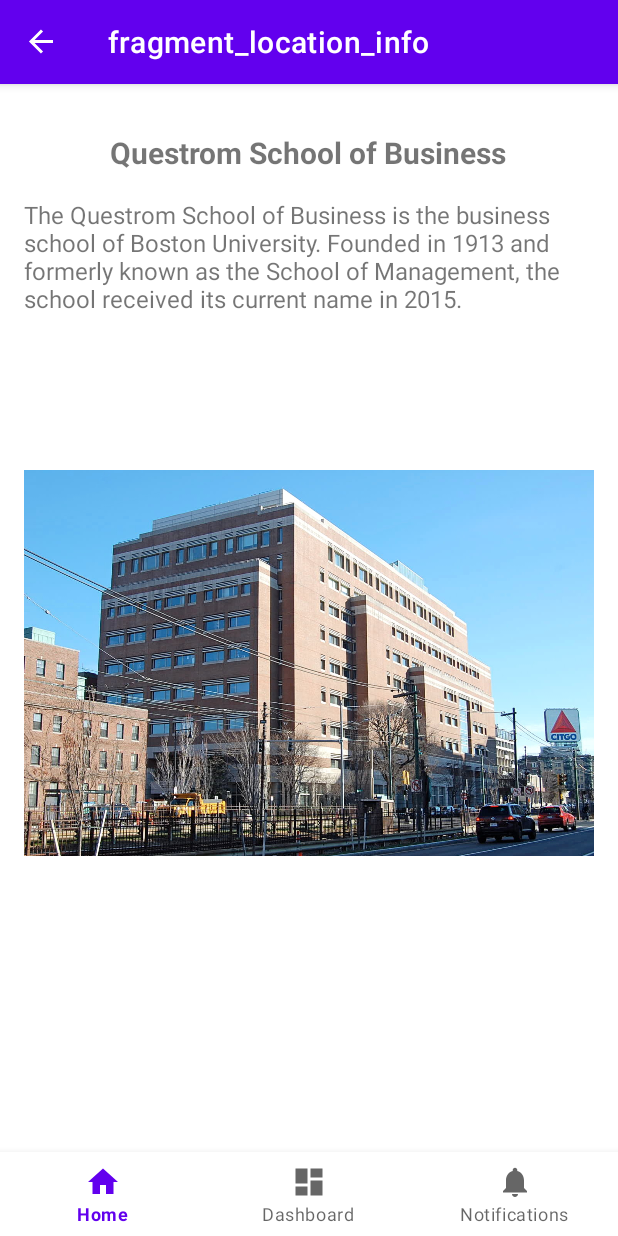
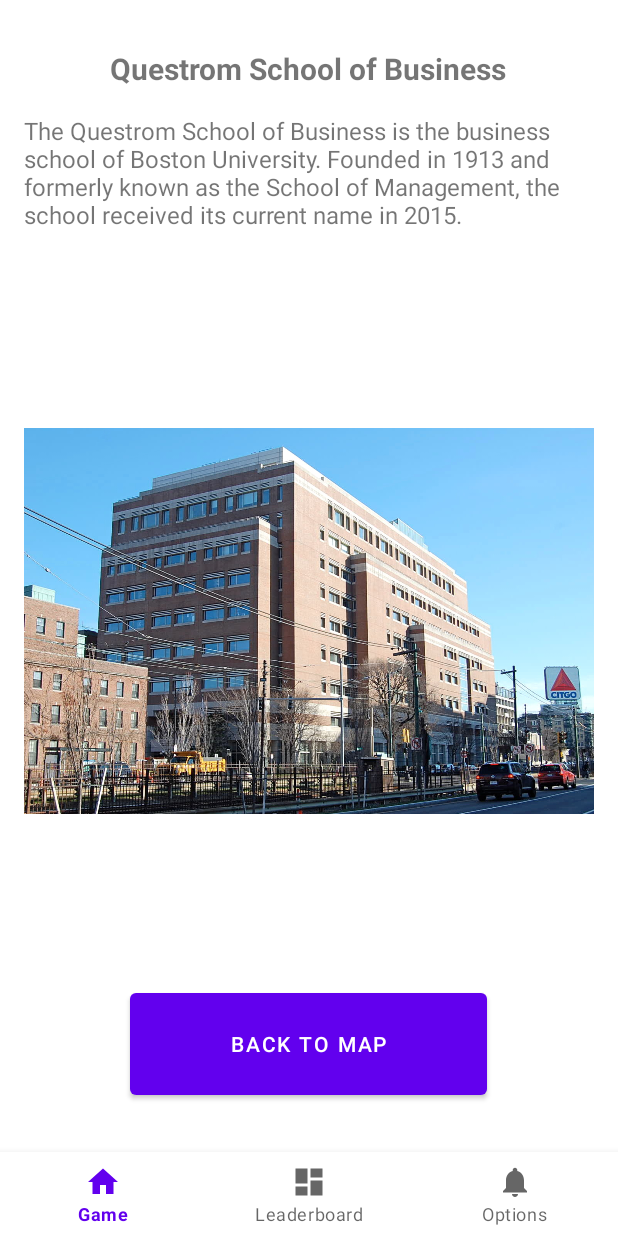
Before and after one commit to proconlon/BostonWhereAreU, an Android app: the LocationInfo screen opened through its navigation route, on a phone screen of 412 x 824 dp. Run offline under Robolectric (Android 15) with nearby library versions, the phone set to English and light mode, and no system bars; our stand-ins replace navigation-ui.

Commit message:
fixed more info page and added game reset

```diff
--- a/app/src/main/java/com/example/bostonwhereareu/LocationInfo.java
+++ b/app/src/main/java/com/example/bostonwhereareu/LocationInfo.java
@@ -4,14 +4,16 @@ import android.os.Bundle;
 import android.view.LayoutInflater;
 import android.view.View;
 import android.view.ViewGroup;
+import android.widget.Button;
+
+import androidx.fragment.app.DialogFragment;
 
 import androidx.fragment.app.Fragment;
 
-    public class LocationInfo extends Fragment {
+    public class LocationInfo extends DialogFragment {
 
         // the fragment goes to one of the xml files for a location.
         // the xml files are in app/src/main/res/layout called location_XXXX.xml
-
 
         @Override
         public View onCreateView(LayoutInflater inflater, ViewGroup container, Bundle savedInstanceState) {
@@ -24,7 +26,17 @@ import androidx.fragment.app.Fragment;
             // based on the name of the current location, go to the corresponding xml file with a case statement
             int layoutResId = getLayoutResId(currentLocation);
 
-            return inflater.inflate(layoutResId, container, false);
+            View view = inflater.inflate(layoutResId, container, false);
+
+            Button leaveButton = view.findViewById(R.id.btn_leave);
+            leaveButton.setOnClickListener(new View.OnClickListener() {
+                @Override
+                public void onClick(View v) {
+                    dismiss(); // Dismiss the dialog
+                }
+            });
+
+            return view;
         }
 
         private int getLayoutResId(String locationName) {
--- a/app/src/main/java/com/example/bostonwhereareu/MapViewerFragment.java
+++ b/app/src/main/java/com/example/bostonwhereareu/MapViewerFragment.java
@@ -251,8 +251,8 @@ public class MapViewerFragment extends Fragment {
 
     private void showMoreInfo() {
         // Navigate to LocationInfoFragment
-        NavHostFragment.findNavController(this)
-                .navigate(R.id.action_mapViewerFragment_to_locationInfoFragment);
+        LocationInfo locationInfoFragment = new LocationInfo();
+        locationInfoFragment.show(getParentFragmentManager(), "locationInfo");
     }
 
     public void nextAndInfoButtonVisible() {
--- a/app/src/main/java/com/example/bostonwhereareu/ui/home/HomeFragment.java
+++ b/app/src/main/java/com/example/bostonwhereareu/ui/home/HomeFragment.java
@@ -8,6 +8,8 @@ import android.widget.Button;
 import android.widget.TextView;
 
 import androidx.annotation.NonNull;
+import androidx.appcompat.app.ActionBar;
+import androidx.appcompat.app.AppCompatActivity;
 import androidx.fragment.app.Fragment;
 import androidx.lifecycle.ViewModelProvider;
 import androidx.navigation.fragment.NavHostFragment;
@@ -38,6 +40,14 @@ public class HomeFragment extends Fragment {
         button1.setOnClickListener(v->navigateToRandImg());
         return root;
     }
+    @Override
+    public void onResume() {
+        super.onResume();
+        ActionBar actionBar = ((AppCompatActivity) getActivity()).getSupportActionBar();
+        if (actionBar != null) {
+            actionBar.hide(); // Hide the action bar
+        }
+    }
 
     private void navigateToRandImg() {
         // Ensure this action ID matches the one defined in your nav_graph.xml
--- a/app/src/main/res/layout/location_questrom.xml
+++ b/app/src/main/res/layout/location_questrom.xml
@@ -30,4 +30,13 @@
         android:layout_marginTop="60dp"
         android:text="The Questrom School of Business is the business school of Boston University. Founded in 1913 and formerly known as the School of Management, the school received its current name in 2015."
         android:textSize="16sp"/>
+
+    <Button
+        android:id="@+id/btn_leave"
+        android:layout_width="238dp"
+        android:layout_height="80dp"
+        android:layout_gravity="bottom|center_horizontal"
+        android:layout_marginBottom="16dp"
+        android:text="Back to Map"
+        android:visibility="visible" />
 </FrameLayout>
--- a/app/src/main/res/values/strings.xml
+++ b/app/src/main/res/values/strings.xml
@@ -1,8 +1,8 @@
 <resources>
     <string name="app_name">Boston Where Are U</string>
-    <string name="title_home">Home</string>
-    <string name="title_dashboard">Dashboard</string>
-    <string name="title_notifications">Notifications</string>
+    <string name="title_home">Game</string>
+    <string name="title_dashboard">Leaderboard</string>
+    <string name="title_notifications">Options</string>
     <!-- TODO: Remove or change this placeholder text -->
     <string name="hello_blank_fragment">Hello blank fragment</string>
 </resources>
```
Also changed, not shown: app/src/main/java/com/example/bostonwhereareu/GameState.java (+6 -4 lines), app/src/main/java/com/example/bostonwhereareu/MainActivity.java (+13 -0 lines), app/src/main/java/com/example/bostonwhereareu/ui/notifications/NotificationsFragment.java (+26 -0 lines), app/src/main/res/layout/fragment_notifications.xml (+11 -0 lines), app/src/main/res/layout/location_cas.xml (+9 -0 lines), app/src/main/res/layout/location_cds.xml (+9 -0 lines), app/src/main/res/layout/location_fenwaypark.xml (+9 -0 lines), app/src/main/res/layout/location_gsu.xml (+9 -0 lines), app/src/main/res/layout/location_kenmore.xml (+9 -0 lines), app/src/main/res/layout/location_marciano.xml (+9 -0 lines), app/src/main/res/layout/location_marshchapel.xml (+9 -0 lines), app/src/main/res/layout/location_myles.xml (+9 -0 lines), app/src/main/res/layout/location_warren.xml (+9 -0 lines), app/src/main/res/layout/location_westcampus.xml (+9 -0 lines).
